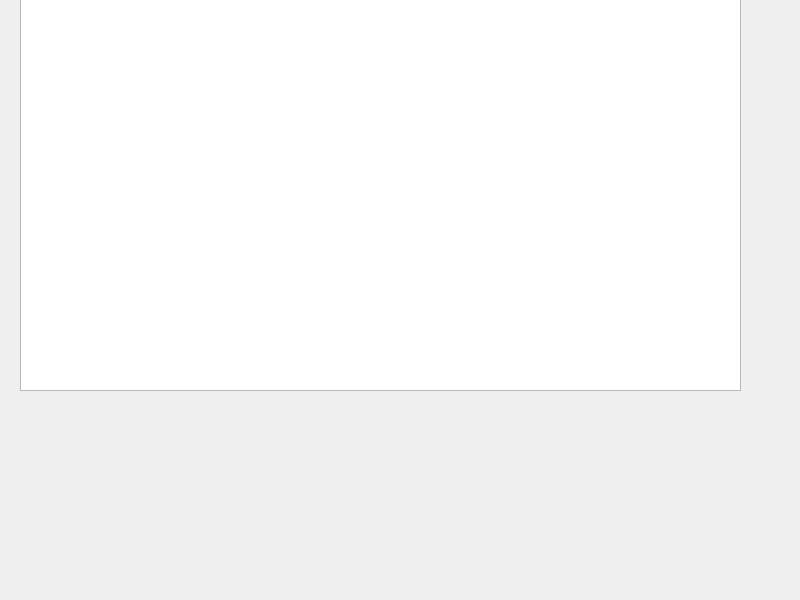
The window that T-Rex-Game/widget.ui (TiagoSchallenberg/Projeto_Final) describes before a commit, drawn with Qt 5.
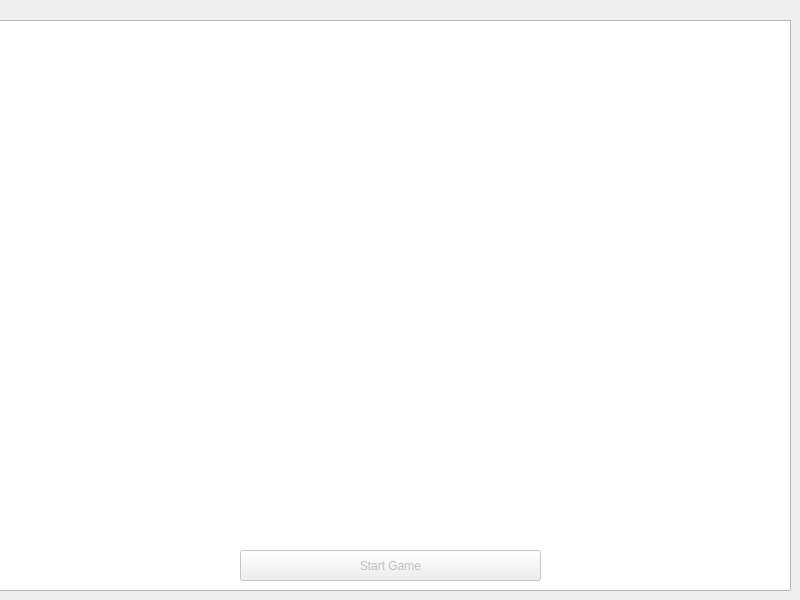
The same window after the commit.

```diff
--- a/T-Rex-Game/widget.ui
+++ b/T-Rex-Game/widget.ui
@@ -16,16 +16,32 @@
   <widget class="QGraphicsView" name="graphicsView">
    <property name="geometry">
     <rect>
-     <x>20</x>
-     <y>-30</y>
-     <width>721</width>
-     <height>421</height>
+     <x>-10</x>
+     <y>20</y>
+     <width>801</width>
+     <height>571</height>
     </rect>
    </property>
    <property name="interactive">
     <bool>true</bool>
    </property>
   </widget>
+  <widget class="QPushButton" name="startGameButton">
+   <property name="enabled">
+    <bool>false</bool>
+   </property>
+   <property name="geometry">
+    <rect>
+     <x>240</x>
+     <y>550</y>
+     <width>301</width>
+     <height>31</height>
+    </rect>
+   </property>
+   <property name="text">
+    <string>Start Game</string>
+   </property>
+  </widget>
  </widget>
  <resources/>
  <connections/>
```
Left out of the diff: 3 changed lines with no effect on the pictures.
